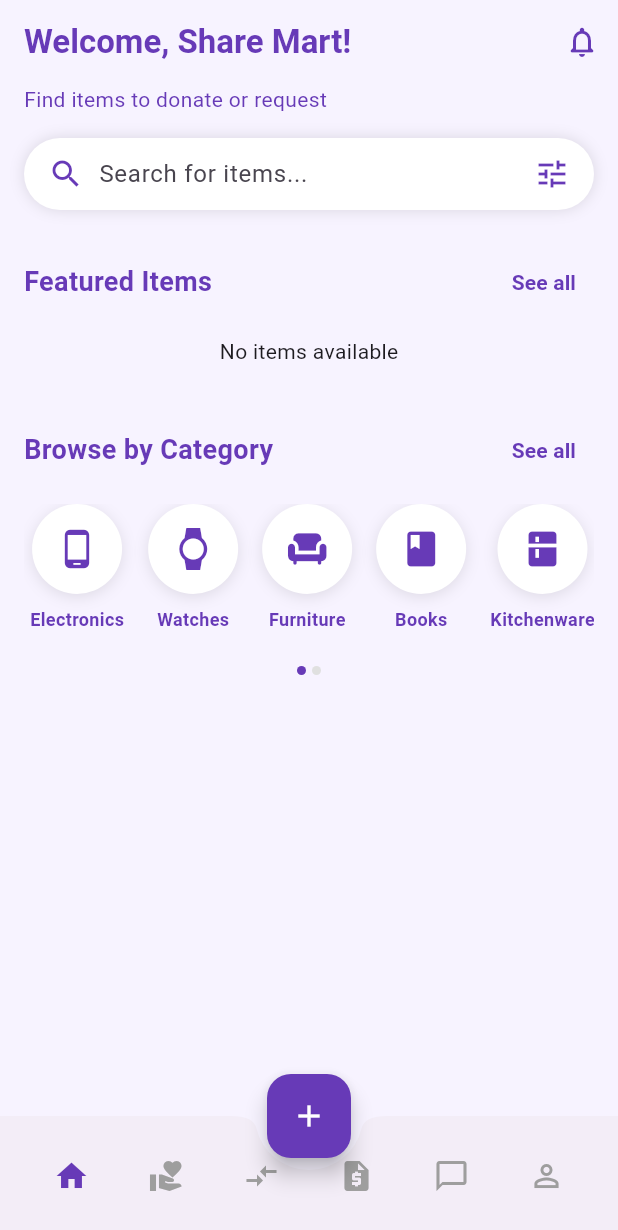
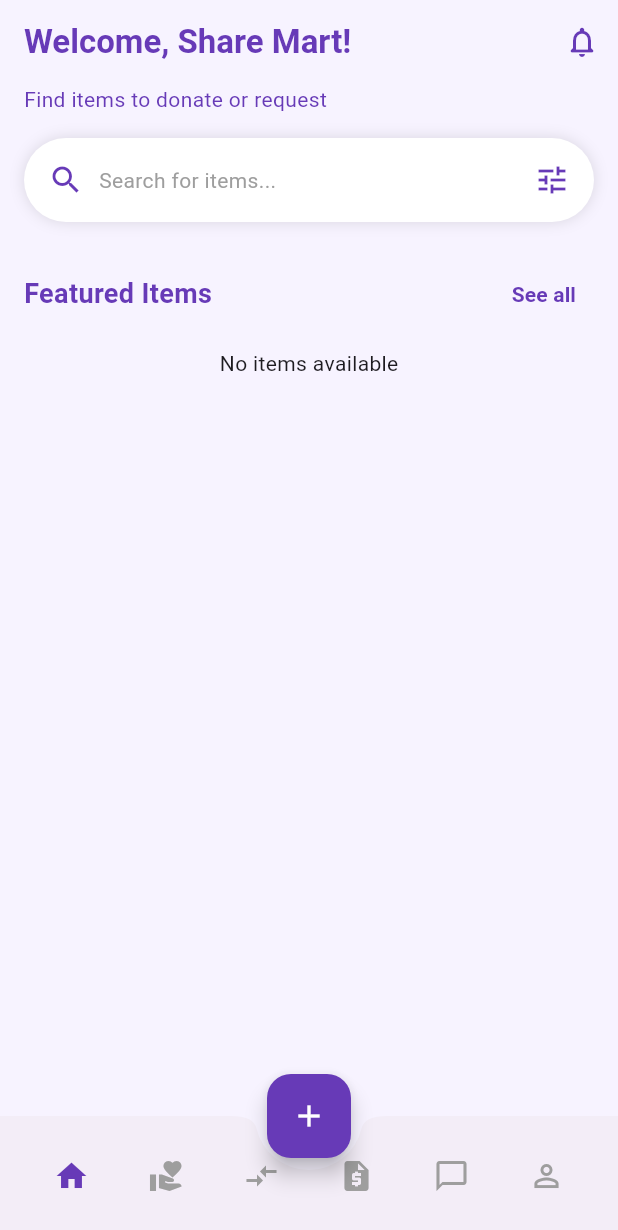
Before and after one commit to Khayooo/Final-Share-Mart-, a Flutter app: the HomePage screen opened directly, on a phone screen of 412 x 824 dp. Shown: the top 1230 px of the screen. Run offline on Flutter 3.47's test engine with Material 3 defaults, Android fonts, the phone set to English and light mode, and no system bars; our stand-ins replace cloud_firestore, file_picker, firebase_auth, firebase_core, firebase_database, image_picker and 1 more; accounts and stored records are empty.

Commit message:
Refactor: Update HomePage search bar and remove category browsing

```diff
--- a/lib/Screens/User/HomePage.dart
+++ b/lib/Screens/User/HomePage.dart
@@ -3,6 +3,7 @@ import 'package:cloud_firestore/cloud_firestore.dart';
 import 'package:fypnewproject/Screens/User/Chat/ChatWithUserScreen.dart';
 
 import '../../Model/ItemModel.dart';
+import '../SearchPage.dart';
 import 'DetailsScreen/ItemDetailsScreen.dart';
 import 'ListedItem.dart';
 import '../Notifications.dart';
@@ -20,6 +21,8 @@ import '../../Widgets/PendingVerificationPage.dart';
 import 'package:firebase_database/firebase_database.dart';
 import 'package:fypnewproject/Screens/User/DisplayExchangeItems.dart';
 import 'package:fypnewproject/Screens/User/DisplayRequestedItems.dart';
+
+
 
 class HomePage extends StatefulWidget {
   const HomePage({super.key});
@@ -315,22 +318,38 @@ class _HomePageState extends State<HomePage>
               children: [
                 const Text("Find items to donate or request", style: TextStyle(color: Colors.deepPurple)),
                 const SizedBox(height: 16),
-                Container(
-                  padding: const EdgeInsets.symmetric(horizontal: 16),
+                GestureDetector(
+                  onTap: () {
+                    Navigator.push(
+                      context,
+                      MaterialPageRoute(builder: (_) => const SearchPage()),
+                    );
+                  },
+                  child: Container(
+                    padding: const EdgeInsets.symmetric(horizontal: 16,vertical:16),
                     decoration: BoxDecoration(
                       color: Colors.white,
                       borderRadius: BorderRadius.circular(30),
-                    boxShadow: [BoxShadow(color: Colors.black12, blurRadius: 8)],
+                      boxShadow: [
+                        BoxShadow(color: Colors.black12, blurRadius: 8),
+                      ],
                     ),
                     child: const Row(
                       children: [
                         Icon(Icons.search, color: Colors.deepPurple),
                         SizedBox(width: 10),
-                      Expanded(child: TextField(decoration: InputDecoration(hintText: 'Search for items...', border: InputBorder.none))),
+                        Expanded(
+                          child: Text(
+                            'Search for items...',
+                            style: TextStyle(color: Colors.grey),
+                          ),
+                        ),
                         Icon(Icons.tune, color: Colors.deepPurple),
                       ],
                     ),
                   ),
+                ),
+
                 const SizedBox(height: 24),
                 Row(
                   mainAxisAlignment: MainAxisAlignment.spaceBetween,
@@ -345,8 +364,6 @@ class _HomePageState extends State<HomePage>
                 const SizedBox(height: 12),
                 _buildFeaturedItemsGrid(isLargeScreen),
                 const SizedBox(height: 32),
-                _buildBrowseByCategory(),
-                const SizedBox(height: 100), // Additional space at bottom
               ],
             ),
           ),
@@ -401,126 +418,6 @@ class _HomePageState extends State<HomePage>
     );
   }
 
-  Widget _buildBrowseByCategory() {
-    final categories = [
-      {'name': 'Electronics', 'icon': Icons.phone_android, 'color': Colors.purple.shade100},
-      {'name': 'Watches', 'icon': Icons.watch, 'color': Colors.blue.shade100},
-      {'name': 'Furniture', 'icon': Icons.chair, 'color': Colors.green.shade100},
-      {'name': 'Books', 'icon': Icons.book, 'color': Colors.orange.shade100},
-      {'name': 'Kitchenware', 'icon': Icons.kitchen, 'color': Colors.red.shade100},
-      {'name': 'Toys', 'icon': Icons.toys, 'color': Colors.pink.shade100},
-    ];
-
-    return Column(
-      crossAxisAlignment: CrossAxisAlignment.start,
-      children: [
-        Row(
-          mainAxisAlignment: MainAxisAlignment.spaceBetween,
-          children: [
-            const Text(
-              "Browse by Category",
-              style: TextStyle(
-                fontSize: 18,
-                fontWeight: FontWeight.bold,
-                color: Colors.deepPurple,
-              ),
-            ),
-            TextButton(
-              onPressed: () {
-                // Navigate to all categories page
-              },
-              child: const Text(
-                "See all",
-                style: TextStyle(
-                  fontSize: 14,
-                  fontWeight: FontWeight.bold,
-                  color: Colors.deepPurple,
-                ),
-              ),
-            ),
-          ],
-        ),
-        const SizedBox(height: 12),
-        SizedBox(
-          height: 100,
-          child: ListView.builder(
-            scrollDirection: Axis.horizontal,
-            padding: const EdgeInsets.symmetric(horizontal: 4),
-            physics: const BouncingScrollPhysics(),
-            itemCount: categories.length,
-            itemBuilder: (context, index) {
-              final category = categories[index];
-              return Container(
-                margin: const EdgeInsets.only(right: 16),
-                child: GestureDetector(
-                  onTap: () {
-                    // Handle category tap
-                    print('Tapped on ${category['name']}');
-                  },
-                  child: Column(
-                    children: [
-                      AnimatedContainer(
-                        duration: const Duration(milliseconds: 200),
-                        width: 60,
-                        height: 60,
-                        decoration: BoxDecoration(
-                          color: Colors.white,
-                          shape: BoxShape.circle,
-                          boxShadow: [
-                            BoxShadow(
-                              color: Colors.black.withOpacity(0.1),
-                              blurRadius: 8,
-                              offset: const Offset(0, 2),
-                            ),
-                          ],
-                        ),
-                        child: Icon(
-                          category['icon'] as IconData,
-                          color: Colors.deepPurple,
-                          size: 28,
-                        ),
-                      ),
-                      const SizedBox(height: 8),
-                      Text(
-                        category['name'] as String,
-                        style: const TextStyle(
-                          fontSize: 12,
-                          fontWeight: FontWeight.bold,
-                          color: Colors.deepPurple,
-                        ),
-                        textAlign: TextAlign.center,
-                      ),
-                    ],
-                  ),
-                ),
-              );
-            },
-          ),
-        ),
-        // Scroll indicator dots
-        Center(
-          child: Container(
-            margin: const EdgeInsets.only(top: 8),
-            child: Row(
-              mainAxisSize: MainAxisSize.min,
-              children: List.generate(
-                (categories.length / 3).ceil(),
-                    (index) => Container(
-                  margin: const EdgeInsets.symmetric(horizontal: 2),
-                  width: 6,
-                  height: 6,
-                  decoration: BoxDecoration(
-                    color: index == 0 ? Colors.deepPurple : Colors.grey.shade300,
-                    borderRadius: BorderRadius.circular(3),
-                  ),
-                ),
-              ),
-            ),
-          ),
-        ),
-      ],
-    );
-  }
 
   Widget _buildNavItem(IconData icon, String label, int index) {
     final isSelected = _selectedIndex == index;
```
Lines whose indentation alone changed are shown as unchanged.
